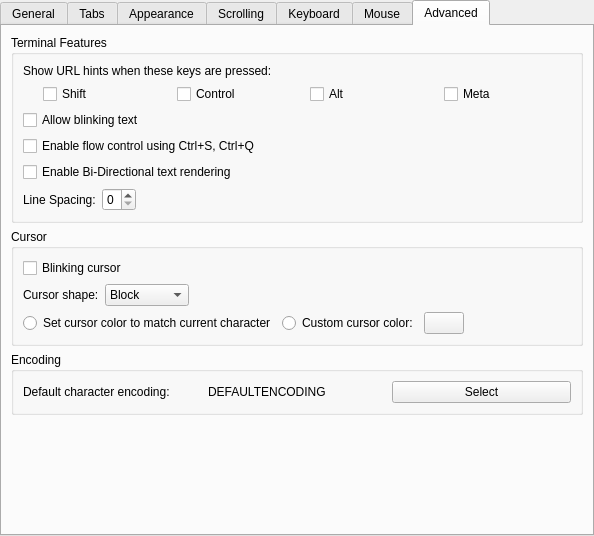
The window that src/EditProfileDialog.ui (KDE/konsole) describes before a commit, drawn with Qt 5.
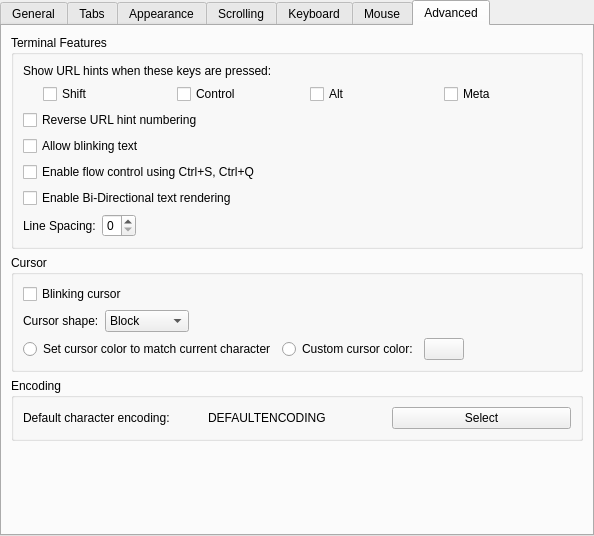
The same window after the commit. The open tabs and pages were chosen to show the change. Custom widgets are drawn as their Qt base class.

Commit message: Add option to reverse URL hint numbering

Diff of the .ui file:
```diff
--- a/src/EditProfileDialog.ui
+++ b/src/EditProfileDialog.ui
@@ -1234,6 +1234,16 @@
             </item>
            </layout>
           </item>
+          <item>
+           <widget class="QCheckBox" name="enableReverseUrlHints">
+            <property name="toolTip">
+             <string>Number URL hints in reverse, starting from the bottom</string>
+            </property>
+            <property name="text">
+             <string>Reverse URL hint numbering</string>
+            </property>
+           </widget>
+          </item>
           <item>
            <widget class="QCheckBox" name="enableBlinkingTextButton">
             <property name="sizePolicy">
```
The commit also changes 7 other files.
